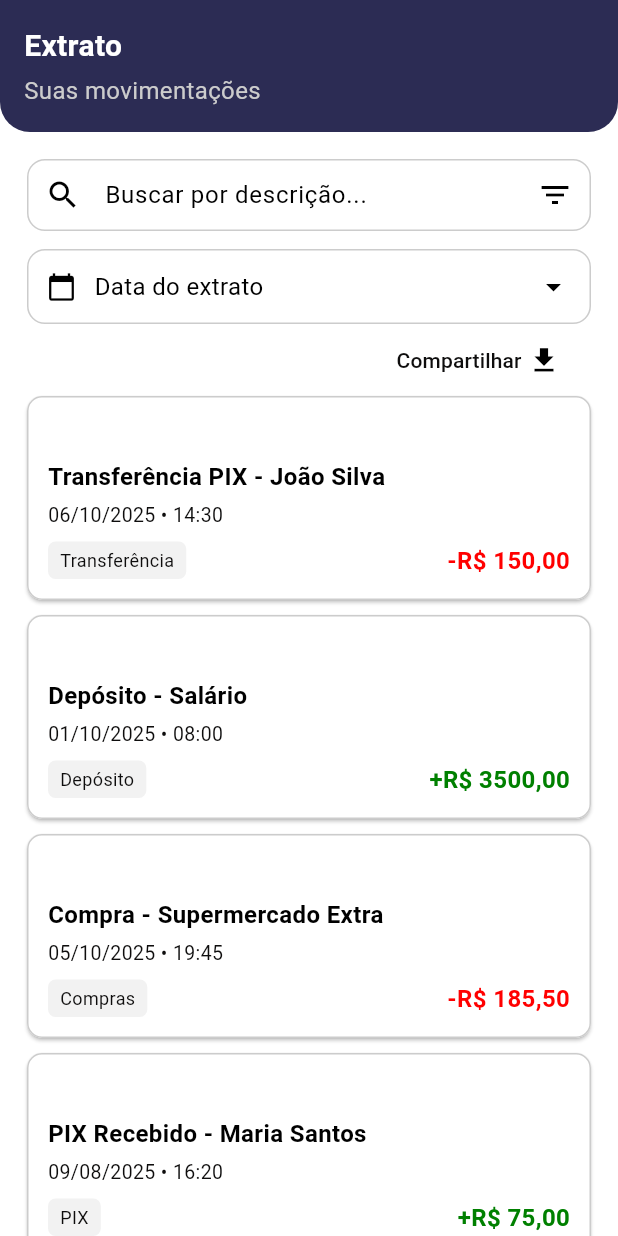
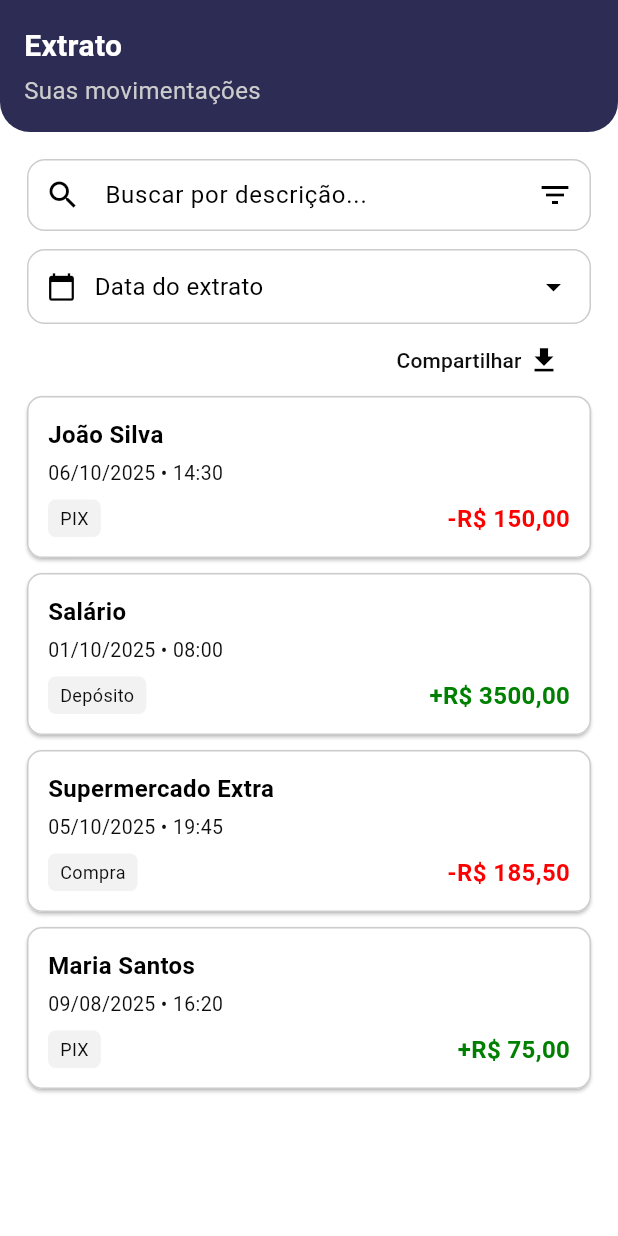
Before and after one commit to usantos/finance_app, a Flutter app: the StatementScreen screen opened directly, on a phone screen of 412 x 824 dp. Run offline on Flutter 3.47's test engine with Material 3 defaults, Android fonts, the phone set to English and light mode, and no system bars; our stand-ins replace another_flushbar, dio, get_it, pdf, pinput, qr_flutter and 2 more; missing offline and left inert: skeletons_forked; accounts and stored records are empty.

Commit message:
ajuste nos cards de transaçoes

```diff
--- a/lib/presentation/screens/payload_card.dart
+++ b/lib/presentation/screens/payload_card.dart
@@ -29,10 +29,6 @@ class _PayloadCardState extends State<PayloadCard> {
   Widget build(BuildContext context) {
     return Consumer<TransactionViewModel>(
       builder: (context, viewModel, _) {
-        if (viewModel.isLoading) {
-          return const Center(child: CircularProgressIndicator());
-        }
-
         return Card(
           color: AppColors.white,
           margin: EdgeInsets.zero,
--- a/lib/presentation/screens/recent_contacts.dart
+++ b/lib/presentation/screens/recent_contacts.dart
@@ -19,7 +19,7 @@ class _RecentContactsState extends State<RecentContacts> {
   @override
   Widget build(BuildContext context) {
     return SizedBox(
-      height: 120,
+      height: 100,
       child: ListView.separated(
         padding: EdgeInsets.zero,
         scrollDirection: Axis.horizontal,
--- a/lib/presentation/screens/recent_transactions.dart
+++ b/lib/presentation/screens/recent_transactions.dart
@@ -12,22 +12,20 @@ class RecentTransactions extends StatefulWidget {
 class _RecentTransactionsState extends State<RecentTransactions> {
   final List<Transaction> _transactions = [
     Transaction(
-      name: '',
-      description: 'Transferência PIX - João Silva',
+      name: 'João Silva',
       date: DateTime(2025, 10, 6),
       time: const TimeOfDay(hour: 14, minute: 30),
       amount: 150.00,
       type: TransactionType.debit,
-      category: 'Transferência',
+      category: 'PIX',
     ),
     Transaction(
-      name: '',
-      description: 'Compra - Supermercado Extra',
+      name: 'Supermercado Extra',
       date: DateTime(2025, 10, 5),
       time: const TimeOfDay(hour: 19, minute: 45),
       amount: 185.50,
       type: TransactionType.debit,
-      category: 'Compras',
+      category: 'Compra',
     ),
   ];
 
--- a/lib/presentation/screens/statement_screen.dart
+++ b/lib/presentation/screens/statement_screen.dart
@@ -20,17 +20,15 @@ class _StatementScreenState extends State<StatementScreen> {
 
   final List<Transaction> _transactions = [
     Transaction(
-      name: '',
-      description: 'Transferência PIX - João Silva',
+      name: 'João Silva',
       date: DateTime(2025, 10, 6),
       time: const TimeOfDay(hour: 14, minute: 30),
       amount: 150.00,
       type: TransactionType.debit,
-      category: 'Transferência',
+      category: 'PIX',
     ),
     Transaction(
-      name: '',
-      description: 'Depósito - Salário',
+      name: 'Salário',
       date: DateTime(2025, 10, 1),
       time: const TimeOfDay(hour: 8, minute: 0),
       amount: 3500.00,
@@ -38,17 +36,15 @@ class _StatementScreenState extends State<StatementScreen> {
       category: 'Depósito',
     ),
     Transaction(
-      name: '',
-      description: 'Compra - Supermercado Extra',
+      name: 'Supermercado Extra',
       date: DateTime(2025, 10, 5),
       time: const TimeOfDay(hour: 19, minute: 45),
       amount: 185.50,
       type: TransactionType.debit,
-      category: 'Compras',
+      category: 'Compra',
     ),
     Transaction(
-      name: '',
-      description: 'PIX Recebido - Maria Santos',
+      name: 'Maria Santos',
       date: DateTime(2025, 08, 9),
       time: const TimeOfDay(hour: 16, minute: 20),
       amount: 75.00,
--- a/lib/presentation/screens/transfer_card.dart
+++ b/lib/presentation/screens/transfer_card.dart
@@ -117,7 +117,6 @@ class _TransferCardState extends State<TransferCard> {
       setState(() {});
     }
   }
-
 
   void _resetForm() {
     _formKey.currentState?.reset();
--- a/lib/presentation/screens/transfer_pix_card.dart
+++ b/lib/presentation/screens/transfer_pix_card.dart
@@ -116,7 +116,6 @@ class _TransferPixCardState extends State<TransferPixCard> {
       setState(() {});
     }
   }
-
 
   void _resetForm() {
     _formKey.currentState?.reset();
```
Also changed, not shown: lib/presentation/screens/credit_card_screen.dart (+6 -7 lines), lib/presentation/screens/service_screen.dart (+13 -8 lines).
